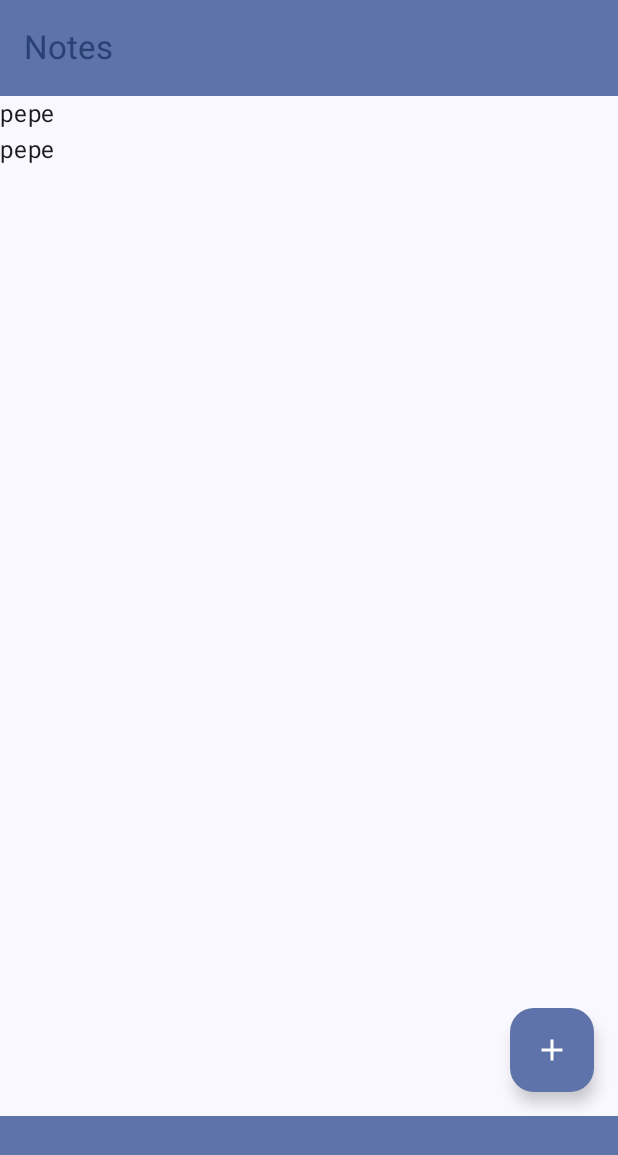
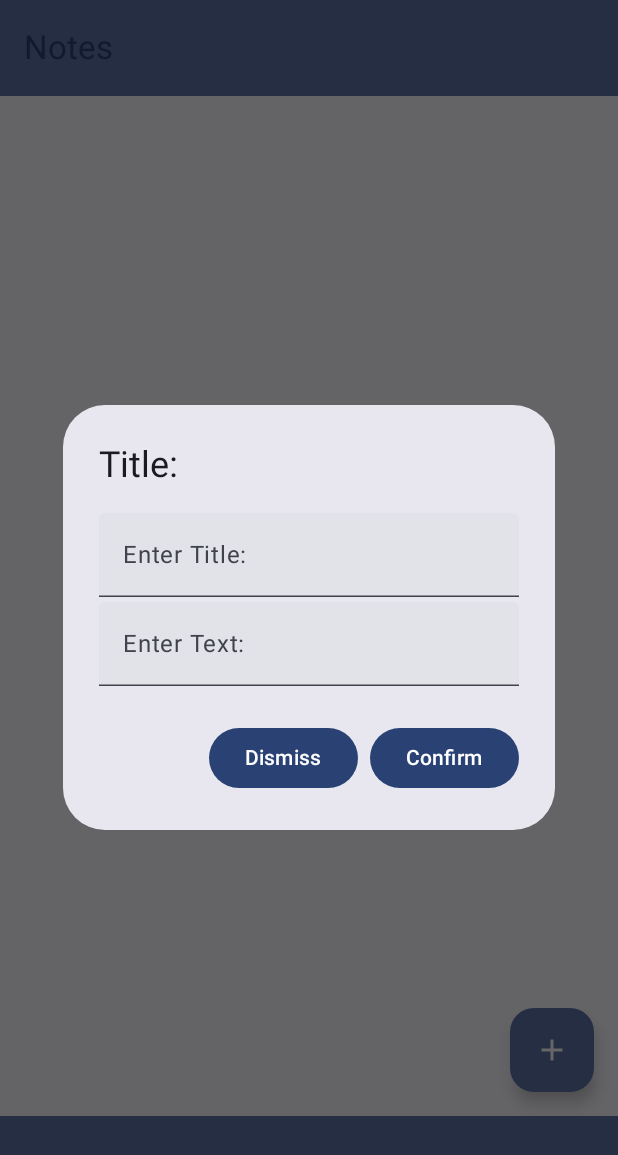
Before and after one commit to viciouslul/AndroidDev, an Android app built with Jetpack Compose: the screen it shows after launch (MainActivity), after a tap on "Add", on a phone screen of 412 x 824 dp. Shown: the top 1155 px of the screen. Run offline under Robolectric (Android 15) with nearby library versions, the phone set to English and light mode, and no system bars.

Commit message:
Big Update
Forgot to do regular updates. Fixed the displasy notes function. added the dialog for creating new notes. changed the notes to mutableList

```diff
--- a/app/src/main/java/com/example/notesapp/controller/Controller.kt
+++ b/app/src/main/java/com/example/notesapp/controller/Controller.kt
@@ -1,8 +1,13 @@
 package com.example.notesapp.controller
 
+import com.example.notesapp.entity.Note
 import com.example.notesapp.model.Model
 
 class Controller {
     val model: Model = Model()
 
+    fun insertNew(title: String, text: String) {
+        val note = Note(title, text)
+        model.insertNode(note)
+    }
 }
--- a/app/src/main/java/com/example/notesapp/entity/Note.kt
+++ b/app/src/main/java/com/example/notesapp/entity/Note.kt
@@ -1,4 +1,4 @@
 package com.example.notesapp.entity
 
-class Note(val text: String, val title: String) {
+class Note(val title: String, val text: String) {
 }
--- a/app/src/main/java/com/example/notesapp/model/Model.kt
+++ b/app/src/main/java/com/example/notesapp/model/Model.kt
@@ -3,7 +3,12 @@ package com.example.notesapp.model
 import com.example.notesapp.entity.Note
 
 class Model {
-    val notes: List<Note> = listOf(
-        Note("pepe", "pepe")
+
+    val notes: MutableList<Note> = mutableListOf(
+
     )
+
+    fun insertNode(note: Note) {
+        notes.add(note)
+    }
 }
--- a/app/src/main/java/com/example/notesapp/view/MainActivity.kt
+++ b/app/src/main/java/com/example/notesapp/view/MainActivity.kt
@@ -4,32 +4,44 @@ import android.os.Bundle
 import androidx.activity.ComponentActivity
 import androidx.activity.compose.setContent
 import androidx.activity.enableEdgeToEdge
+import androidx.compose.animation.animateContentSize
 import androidx.compose.foundation.layout.Arrangement
 import androidx.compose.foundation.layout.Column
+import androidx.compose.foundation.layout.Row
+import androidx.compose.foundation.layout.Spacer
+import androidx.compose.foundation.layout.fillMaxWidth
+import androidx.compose.foundation.layout.height
 import androidx.compose.foundation.layout.padding
 import androidx.compose.foundation.lazy.LazyColumn
 import androidx.compose.foundation.lazy.items
 import androidx.compose.material.icons.Icons
 import androidx.compose.material.icons.filled.Add
+import androidx.compose.material3.AlertDialog
 import androidx.compose.material3.BottomAppBar
+import androidx.compose.material3.Button
+import androidx.compose.material3.Card
+import androidx.compose.material3.CardDefaults
 import androidx.compose.material3.ExperimentalMaterial3Api
 import androidx.compose.material3.FloatingActionButton
 import androidx.compose.material3.Icon
 import androidx.compose.material3.MaterialTheme
 import androidx.compose.material3.Scaffold
 import androidx.compose.material3.Text
+import androidx.compose.material3.TextField
 import androidx.compose.material3.TopAppBar
 import androidx.compose.material3.TopAppBarDefaults.topAppBarColors
 import androidx.compose.runtime.Composable
 import androidx.compose.runtime.getValue
-import androidx.compose.runtime.mutableIntStateOf
+import androidx.compose.runtime.mutableStateOf
 import androidx.compose.runtime.remember
 import androidx.compose.runtime.setValue
 import androidx.compose.ui.Modifier
+import androidx.compose.ui.text.font.FontWeight
 import androidx.compose.ui.unit.dp
 import com.example.notesapp.controller.Controller
 import com.example.notesapp.entity.Note
 import com.example.notesapp.ui.theme.NotesAppTheme
+
 
 class MainActivity : ComponentActivity() {
     override fun onCreate(savedInstanceState: Bundle?) {
@@ -38,15 +50,18 @@ class MainActivity : ComponentActivity() {
         enableEdgeToEdge()
         setContent {
             NotesAppTheme {
-                ScaffoldTest(controller.model.notes)
+                Scaffold(
+                    notes = controller.model.notes,
+                    onConfirm = { title: String, text: String ->
+                        controller.insertNew(title, text)
+                    })
             }
         }
     }
 }
 
-
 @Composable
-fun NotesList(notes: List<Note>) {
+fun NotesList(notes: MutableList<Note>) {
     LazyColumn {
         items(notes) { note ->
             println("Displaying note: ${note.title}")
@@ -57,14 +72,51 @@ fun NotesList(notes: List<Note>) {
 
 @Composable
 fun DisplayNotes(note: Note) {
-    Text(text = note.title)
-    Text(text = note.text)
+    var openNote by remember { mutableStateOf(false) }
+
+    Card(
+        onClick = { openNote = !openNote }, // Toggle expansion
+        colors = CardDefaults.cardColors(
+            containerColor = MaterialTheme.colorScheme.surfaceVariant,
+        ),
+        modifier = Modifier
+            .fillMaxWidth()
+            .padding(horizontal = 10.dp, vertical = 3.dp)
+            .animateContentSize() // Smooth transition
+    ) {
+        Column(modifier = Modifier.padding(10.dp)) {
+            // Title text, always visible
+            Text(
+                text = note.title,
+                fontWeight = FontWeight.Bold,
+                maxLines = 1
+            )
+            // Conditionally expanded text content
+            Text(
+                text = note.text,
+                maxLines = if (openNote) Int.MAX_VALUE else 2, // Expand/collapse based on state
+
+            )
+        }
+    }
+    if (openNote) {
+        Row(
+            modifier = Modifier
+                .padding(horizontal = 10.dp),
+            horizontalArrangement = Arrangement.spacedBy(8.dp)
+        ) {
+            Button(onClick = {}) { Text("Edit") }
+            Button(onClick = {}) { Text("Delete") }
+        }
+    }
 }
 
 @OptIn(ExperimentalMaterial3Api::class)
 @Composable
-fun ScaffoldTest(notes: List<Note>) {
-    var presses by remember { mutableIntStateOf(0) }
+fun Scaffold(notes: MutableList<Note>, onConfirm: (String, String) -> Unit) {
+    var openDialog = remember { mutableStateOf(false) }
+    var title by remember { mutableStateOf("") }
+    var text by remember { mutableStateOf("") }
 
     Scaffold(
         topBar = {
@@ -85,7 +137,7 @@ fun ScaffoldTest(notes: List<Note>) {
             ) {}
         },
         floatingActionButton = {
-            FloatingActionButton(onClick = { presses++ }) {
+            FloatingActionButton(onClick = { openDialog.value = true }) {
                 Icon(Icons.Default.Add, contentDescription = "Add")
             }
         }
@@ -98,4 +150,38 @@ fun ScaffoldTest(notes: List<Note>) {
             NotesList(notes)
         }
     }
+    if (openDialog.value) {
+        AlertDialog(
+            onDismissRequest = { openDialog.value = false },
+            title = { Text("Title:") },
+            text = {
+                Column {
+                    TextField(
+                        value = title,
+                        onValueChange = { title = it }, //it == user input
+                        label = { Text("Enter Title:") }
+                    )
+                    Spacer(modifier = Modifier.height(3.dp))
+                    TextField(
+                        value = text,
+                        onValueChange = { text = it },
+                        label = { Text("Enter Text:") }
+                    )
+                }
+            },
+            confirmButton = {
+                Button(onClick = {
+                    onConfirm(title, text)
+                    openDialog.value = false
+                }) {
+                    Text("Confirm")
+                }
+            },
+            dismissButton = {
+                Button(onClick = { openDialog.value = false }) {
+                    Text("Dismiss")
+                }
+            }
+        )
+    }
 }
```
